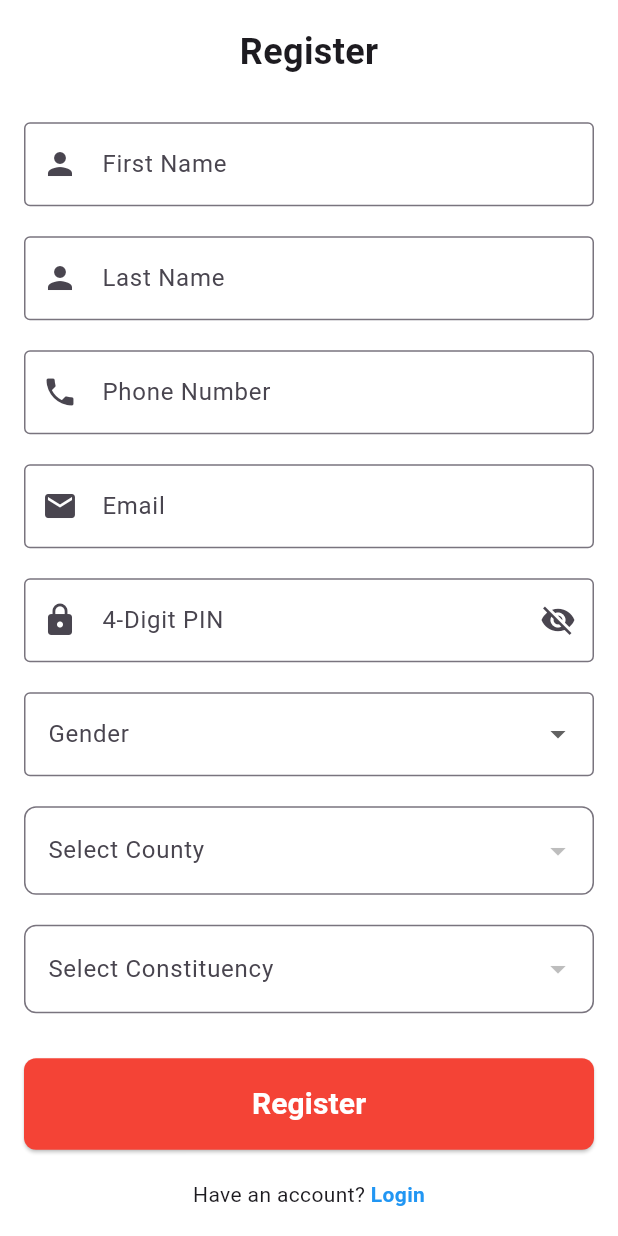
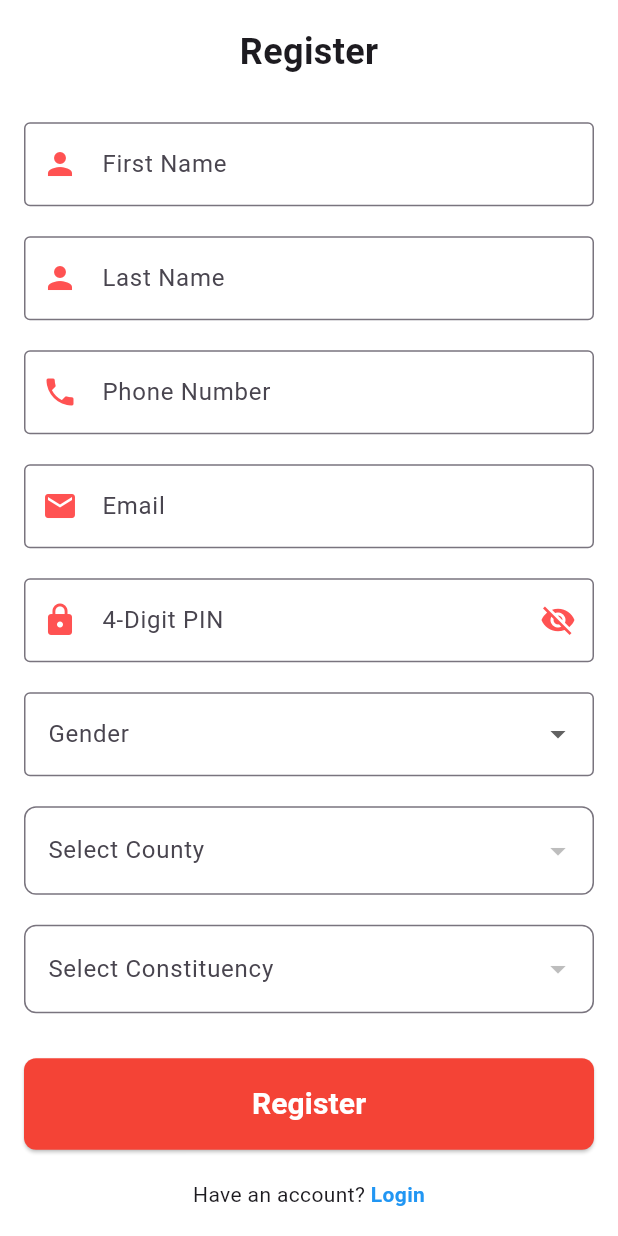
Before and after one commit to patricknyisang/YurbanCustomerApp, a Flutter app: the screen it shows after launch, after a tap on "Register", on a phone screen of 412 x 824 dp. Run offline on Flutter 3.47's test engine with Material 3 defaults, Android fonts, the phone set to English and light mode, and no system bars; our stand-ins replace shared_preferences; network calls fail.

```diff
--- a/lib/DashboardScreen.dart
+++ b/lib/DashboardScreen.dart
@@ -334,6 +334,7 @@ class _RequestRideScreenState extends State<RequestRideScreen> {
           );
         },
       );
+
     } else {
       // If failed, show an error message
       showDialog(
--- a/lib/LoginScreen.dart
+++ b/lib/LoginScreen.dart
@@ -100,7 +100,7 @@ class _LoginScreenState extends State<LoginScreen> {
                 mainAxisAlignment: MainAxisAlignment.center,
                 children: [
                   Text(
-                    'Login',
+                    'Yurban Customer',
                     style: TextStyle(
                       fontSize: 30, // Increased font size
                       fontWeight: FontWeight.bold,
@@ -133,7 +133,7 @@ class _LoginScreenState extends State<LoginScreen> {
         border: OutlineInputBorder(
           borderRadius: BorderRadius.circular(12), // Rounded borders
         ),
-        prefixIcon: Icon(Icons.phone, color: Colors.redAccent), // Icon color change
+        prefixIcon: const Icon(Icons.phone, color: Colors.redAccent), // Icon color change
       ),
       validator: (value) {
         if (value == null || value.isEmpty) {
@@ -181,7 +181,7 @@ class _LoginScreenState extends State<LoginScreen> {
       child: ElevatedButton(
         onPressed: _login,
         child: Text(
-          'Yurban Customer',
+          'Login',
           style: TextStyle(
             fontSize: 20, // Increased font size here
             fontWeight: FontWeight.bold, // Optional: make the text bold
--- a/lib/MyRideScreen.dart
+++ b/lib/MyRideScreen.dart
@@ -97,7 +97,9 @@ class MyRideScreenState extends State<MyRideScreen> {
                 columns: const <DataColumn>[
                   DataColumn(label: Text('From')),
                   DataColumn(label: Text('To')),
-                  DataColumn(label: Text('Action')),
+                    DataColumn(label: Text('Driver')),
+                       DataColumn(label: Text('Phone')),
+                  DataColumn(label: Text('Status')),
 
                 ],
                 rows: myrides
@@ -105,6 +107,8 @@ class MyRideScreenState extends State<MyRideScreen> {
                       (data) => DataRow(cells: [
                         DataCell(Text(data.from)),
                         DataCell(Text(data.to)),
+                             DataCell(Text(data.customerfname + ' ' + data.customerlname)),
+                                 DataCell(Text(data.customerphone)),
                         DataCell(Text(data.action)),
                       ]),
                     )
--- a/lib/RegisterScreen.dart
+++ b/lib/RegisterScreen.dart
@@ -192,7 +192,7 @@ int selectedConstituencyId = 0;
       decoration: InputDecoration(
         labelText: 'First Name',
         border: OutlineInputBorder(),
-        prefixIcon: Icon(Icons.person),
+        prefixIcon: Icon(Icons.person, color: Colors.redAccent),
       ),
       validator: (value) {
         if (value == null || value.isEmpty) {
@@ -209,7 +209,7 @@ int selectedConstituencyId = 0;
       decoration: InputDecoration(
         labelText: 'Last Name',
         border: OutlineInputBorder(),
-        prefixIcon: Icon(Icons.person),
+        prefixIcon: Icon(Icons.person, color: Colors.redAccent),
       ),
       validator: (value) {
         if (value == null || value.isEmpty) {
@@ -227,7 +227,7 @@ int selectedConstituencyId = 0;
       decoration: InputDecoration(
         labelText: 'Phone Number',
         border: OutlineInputBorder(),
-        prefixIcon: Icon(Icons.phone),
+        prefixIcon: Icon(Icons.phone,color: Colors.redAccent),
       ),
       validator: (value) {
         if (value == null || value.isEmpty) {
@@ -245,7 +245,7 @@ int selectedConstituencyId = 0;
       decoration: InputDecoration(
         labelText: 'Email',
         border: OutlineInputBorder(),
-        prefixIcon: Icon(Icons.email),
+        prefixIcon: Icon(Icons.email, color: Colors.redAccent),
       ),
       validator: (value) {
         if (value == null || value.isEmpty) {
@@ -267,10 +267,10 @@ int selectedConstituencyId = 0;
       decoration: InputDecoration(
         labelText: '4-Digit PIN',
         border: OutlineInputBorder(),
-        prefixIcon: Icon(Icons.lock),
+        prefixIcon: Icon(Icons.lock, color: Colors.redAccent),
         suffixIcon: IconButton(
           icon: Icon(
-            _isPinVisible ? Icons.visibility : Icons.visibility_off,
+            _isPinVisible ? Icons.visibility : Icons.visibility_off,color: Colors.redAccent,
           ),
           onPressed: _togglePinVisibility,
         ),
```
